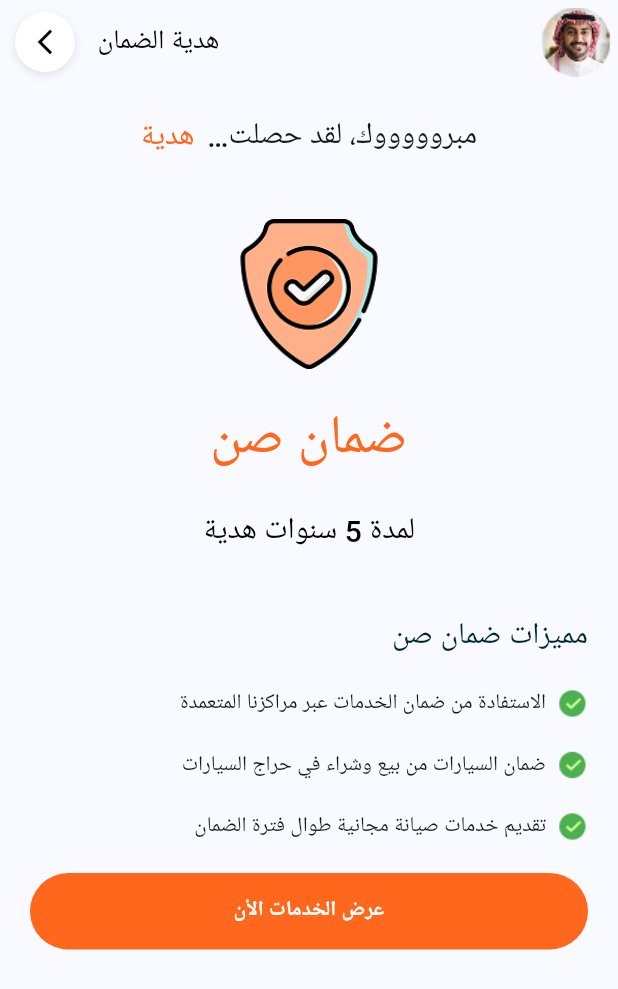
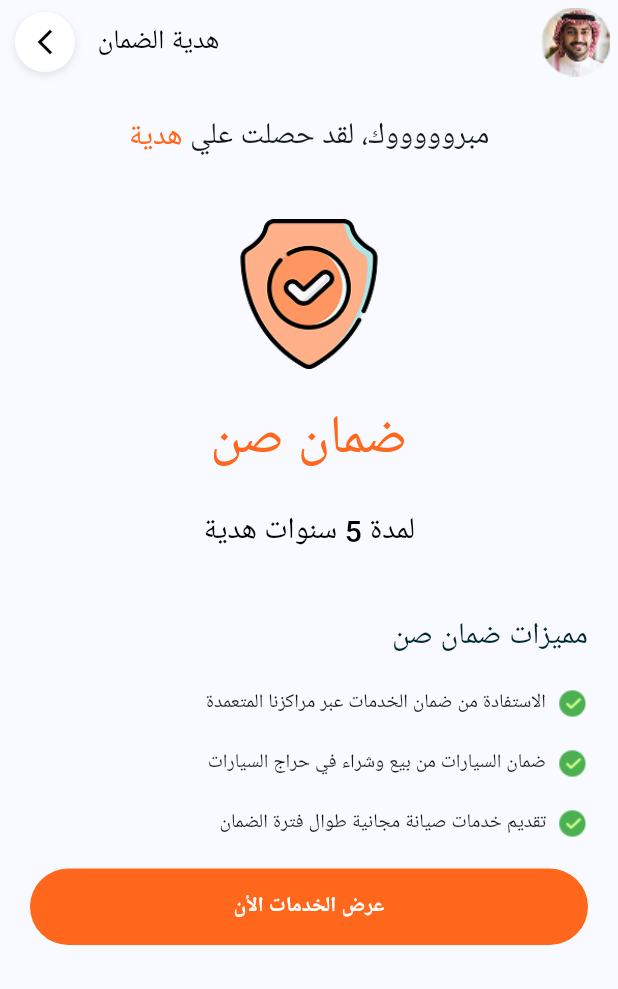
Before and after one commit to Beshoyadel1/Sun-System, a Flutter app: the WarrantyGift screen opened directly, on a phone screen of 412 x 824 dp. Shown: the top 989 px of the screen. Run offline on Flutter 3.47's test engine with Material 3 defaults, Android fonts, the phone set to English and light mode, and no system bars; our stand-ins replace bloc, equatable, flutter_bloc, flutter_map, latlong2; Roboto replaces fonts that are missing (LamaSans); project files that could hold a hidden picture were left out.

Commit message:
update wrap and flexable in some screen

```diff
--- a/lib/view/Profile/ProfileWidget/RowChooseFavouriteItem.dart
+++ b/lib/view/Profile/ProfileWidget/RowChooseFavouriteItem.dart
@@ -14,13 +14,13 @@ class RowChooseFavouriteItem extends StatelessWidget {
 
   @override
   Widget build(BuildContext context) {
-    return Row(
-      mainAxisAlignment: MainAxisAlignment.start,
+    return Wrap(
+      spacing: 8.0,
+      runSpacing: 8.0,
       children: [
-        Flexible(fit: FlexFit.loose, child: ChooseFavouriteItem(textItem: text1)),
-        Flexible(fit: FlexFit.loose, child: ChooseFavouriteItem(textItem: text2)),
-        if (text3 != null)
-          Flexible(fit: FlexFit.loose, child: ChooseFavouriteItem(textItem: text3!)),
+        ChooseFavouriteItem(textItem: text1),
+        ChooseFavouriteItem(textItem: text2),
+        if (text3 != null) ChooseFavouriteItem(textItem: text3!),
       ],
     );
   }
--- /dev/null
+++ b/lib/view/Profile/ProfileWidget/RowListBenefit.dart
@@ -0,0 +1,38 @@
+import 'package:flutter/cupertino.dart';
+import 'package:sun_system/utiles/assets/AppColors.dart';
+import 'package:sun_system/utiles/assets/FontSelectionData.dart';
+import 'package:sun_system/utiles/assets/Fontspath.dart';
+import 'package:sun_system/utiles/assets/ImagePath.dart';
+import 'package:sun_system/utiles/assets/languagePath.dart';
+import 'package:sun_system/view/customWidget/AppText.dart';
+
+class RowListBenefit extends StatelessWidget {
+  final String text;
+  const RowListBenefit({super.key, required this.text});
+
+  @override
+  Widget build(BuildContext context) {
+    return Row(
+      crossAxisAlignment: CrossAxisAlignment.center, // keep aligned
+      children: [
+        Image.asset(
+          ImagePath.correct,
+          width: 20,
+          height: 20,
+        ),
+        const SizedBox(width: 8),
+        Expanded(   // makes the text flexible
+          child: AppText(
+            text: text,
+            style: Fontspath.appTextStyle(
+              fontSize: 13,
+              fontWeightIndex: FontSelectionData.fontW500,
+              color: AppColors.lightBlackColor,
+            ),
+            maxLines: null,
+          ),
+        ),
+      ],
+    );
+  }
+}
--- a/lib/view/Profile/WarrantyGift/screens/ListBenefit.dart
+++ b/lib/view/Profile/WarrantyGift/screens/ListBenefit.dart
@@ -1,4 +1,5 @@
 import 'package:flutter/cupertino.dart';
+import 'package:sun_system/view/Profile/ProfileWidget/RowListBenefit.dart';
 import '../../../../utiles/assets/AppColors.dart';
 import '../../../../utiles/assets/languagePath.dart';
 import '../../../../utiles/assets/ImagePath.dart';
@@ -24,62 +25,11 @@ class ListBenefit extends StatelessWidget {
           maxLines: 1,
         ),
         const SizedBox(height: 20),
-        Row(
-          crossAxisAlignment: CrossAxisAlignment.start,
-          children: [
-            Image.asset(ImagePath.correct, width: 20, height: 20),
-            const SizedBox(width: 8),
-            Expanded(
-              child: AppText(
-                text: LanguagePath.benefitFromServiceWarranty,
-                style: Fontspath.appTextStyle(
-                  fontSize: 14,
-                  fontWeightIndex: FontSelectionData.fontW500,
-                  color: AppColors.lightBlackColor,
-                ),
-                maxLines: null,
-              ),
-            ),
-          ],
-        ),
+        RowListBenefit(text: LanguagePath.benefitFromServiceWarranty,),
         const SizedBox(height: 20),
-        Row(
-          crossAxisAlignment: CrossAxisAlignment.start,
-          children: [
-            Image.asset(ImagePath.correct, width: 20, height: 20),
-            const SizedBox(width: 8),
-            Expanded(
-              child: AppText(
-                text: LanguagePath.carsWarrantyMarket,
-                style: Fontspath.appTextStyle(
-                  fontSize: 14,
-                  fontWeightIndex: FontSelectionData.fontW500,
-                  color: AppColors.lightBlackColor,
-                ),
-                maxLines: null,
-              ),
-            ),
-          ],
-        ),
+        RowListBenefit(text: LanguagePath.carsWarrantyMarket,),
         const SizedBox(height: 20),
-        Row(
-          crossAxisAlignment: CrossAxisAlignment.start,
-          children: [
-            Image.asset(ImagePath.correct, width: 20, height: 20),
-            const SizedBox(width: 8),
-            Expanded(
-              child: AppText(
-                text: LanguagePath.freeMaintenanceDuringWarranty,
-                style: Fontspath.appTextStyle(
-                  fontSize: 14,
-                  fontWeightIndex: FontSelectionData.fontW500,
-                  color: AppColors.lightBlackColor,
-                ),
-                maxLines: null,
-              ),
-            ),
-          ],
-        ),
+        RowListBenefit(text: LanguagePath.freeMaintenanceDuringWarranty,),
       ],
     );
   }
--- a/lib/view/Profile/WarrantyGift/screens/RowGift.dart
+++ b/lib/view/Profile/WarrantyGift/screens/RowGift.dart
@@ -10,10 +10,12 @@ class RowGift extends StatelessWidget {
 
   @override
   Widget build(BuildContext context) {
+
     return Row(
       mainAxisAlignment: MainAxisAlignment.center,
       children: [
-        Flexible(child:AppText(
+        Flexible(
+          child: AppText(
             text: LanguagePath.congratulationsGift,
             style: Fontspath.appTextStyle(
               fontSize: 20,
@@ -21,10 +23,10 @@ class RowGift extends StatelessWidget {
               color: AppColors.lightBlackColor,
             ),
             maxLines: 1
-        ), fit: FlexFit.loose,),
-
+        ),
+        ),
         const SizedBox(width: 5,),
-        Flexible(child: AppText(
+        AppText(
           text: LanguagePath.warrantyGift,
           style: Fontspath.appTextStyle(
             fontSize: 20,
@@ -32,8 +34,7 @@ class RowGift extends StatelessWidget {
             color: AppColors.orangeColor,
           ),
           maxLines: 1, // optional: keep single line
-        ), fit: FlexFit.loose,),
-
+        ),
       ],
     );
   }
--- a/lib/view/Profile/WarrantyGift/screens/RowSunWarranty.dart
+++ b/lib/view/Profile/WarrantyGift/screens/RowSunWarranty.dart
@@ -21,8 +21,8 @@ class RowSunWarranty extends StatelessWidget {
             color: AppColors.orangeColor,
           ),
           maxLines: 1,
-        ),fit: FlexFit.loose,)
-
+        ),
+          fit: FlexFit.loose,)
       ],
     );
   }
```
Lines whose indentation alone changed are shown as unchanged.
